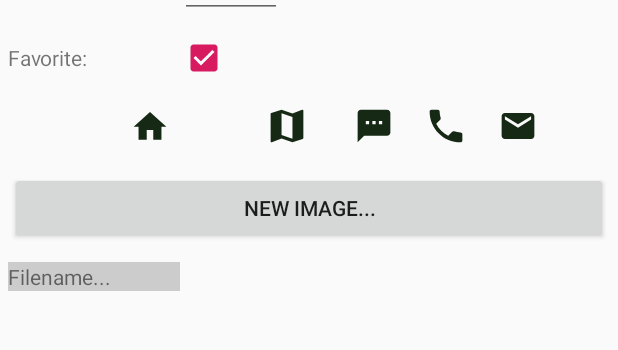
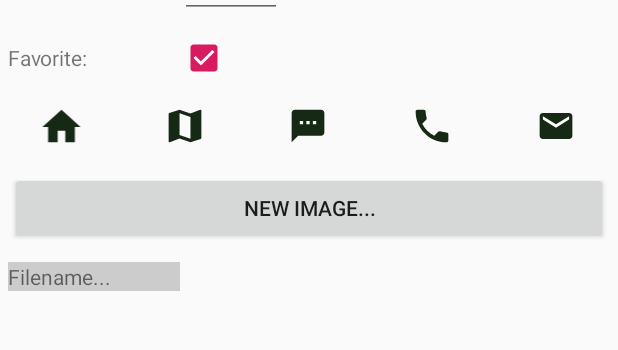
Before and after one commit to pallemjensen/MainPhoneApp, an Android app: the screen it shows after launch (DetailActivity), after a tap on "Alex", on a phone screen of 412 x 824 dp, the part 270-620 px from its top. Run offline under Robolectric (Android 15) with nearby library versions, the phone set to English and light mode, and no system bars; pictures from the network do not load.

Commit message:
Center buttons

```diff
--- a/app/src/main/res/layout/activity_detail.xml
+++ b/app/src/main/res/layout/activity_detail.xml
@@ -64,38 +64,44 @@
             <ImageButton
                 android:id="@+id/btnBrowser"
                 style="?android:attr/borderlessButtonStyle"
-                android:layout_width="@android:dimen/app_icon_size"
+                android:layout_width="0dp"
                 android:layout_height="wrap_content"
+                android:layout_weight="1"
+                android:scaleType="fitCenter"
                 android:src="@drawable/ic_home" />
 
 
             <ImageButton
                 android:id="@+id/btnMap"
                 style="?android:attr/borderlessButtonStyle"
-                android:layout_width="@android:dimen/app_icon_size"
+                android:layout_width="0dp"
                 android:layout_height="wrap_content"
+                android:layout_weight="1"
                 android:src="@drawable/ic_map" />
 
             <ImageButton
                 android:id="@+id/btnSMS"
                 style="?android:attr/borderlessButtonStyle"
-                android:layout_width="@android:dimen/app_icon_size"
+                android:layout_width="0dp"
                 android:layout_height="wrap_content"
+                android:layout_weight="1"
                 android:src="@drawable/ic_sms" />
 
             <ImageButton
                 android:id="@+id/btnCALL"
                 style="?android:attr/borderlessButtonStyle"
-                android:layout_width="@android:dimen/app_icon_size"
+                android:layout_width="0dp"
                 android:layout_height="wrap_content"
+                android:layout_weight="1"
                 android:src="@drawable/ic_phone"
                 android:tooltipText="Make call" />
 
             <ImageButton
                 android:id="@+id/btnEMAIL"
                 style="?android:attr/borderlessButtonStyle"
-                android:layout_width="@android:dimen/app_icon_size"
+                android:layout_width="0dp"
                 android:layout_height="wrap_content"
+                android:layout_weight="1"
                 android:src="@drawable/ic_email" />
 
         </TableRow>
```
